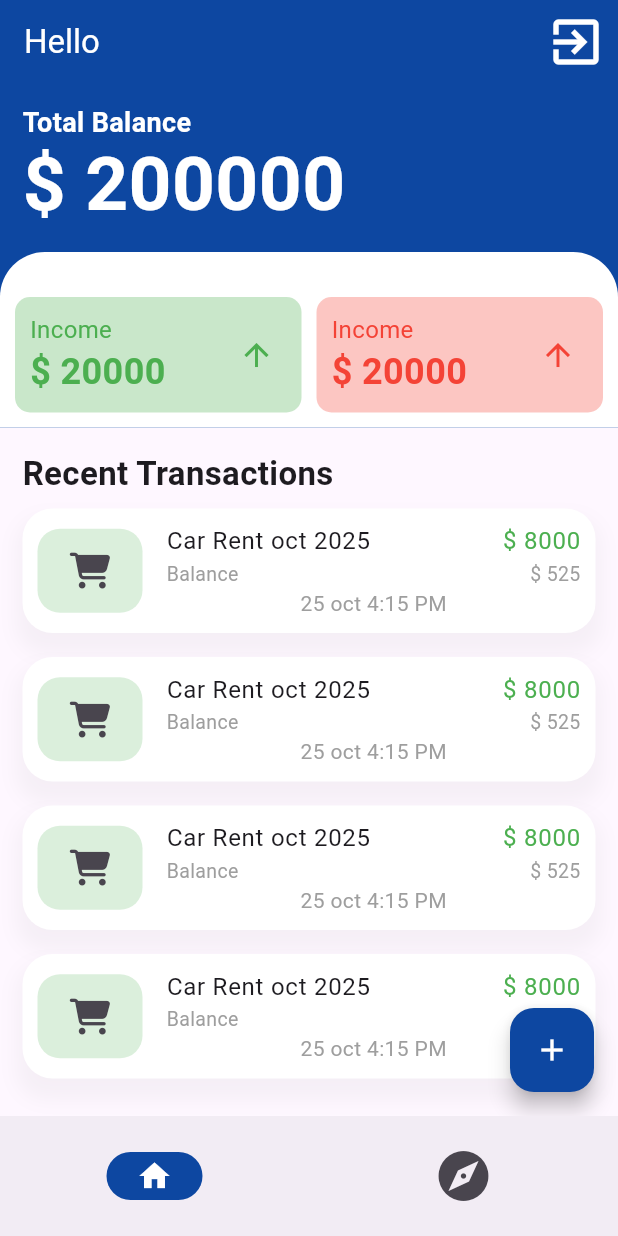
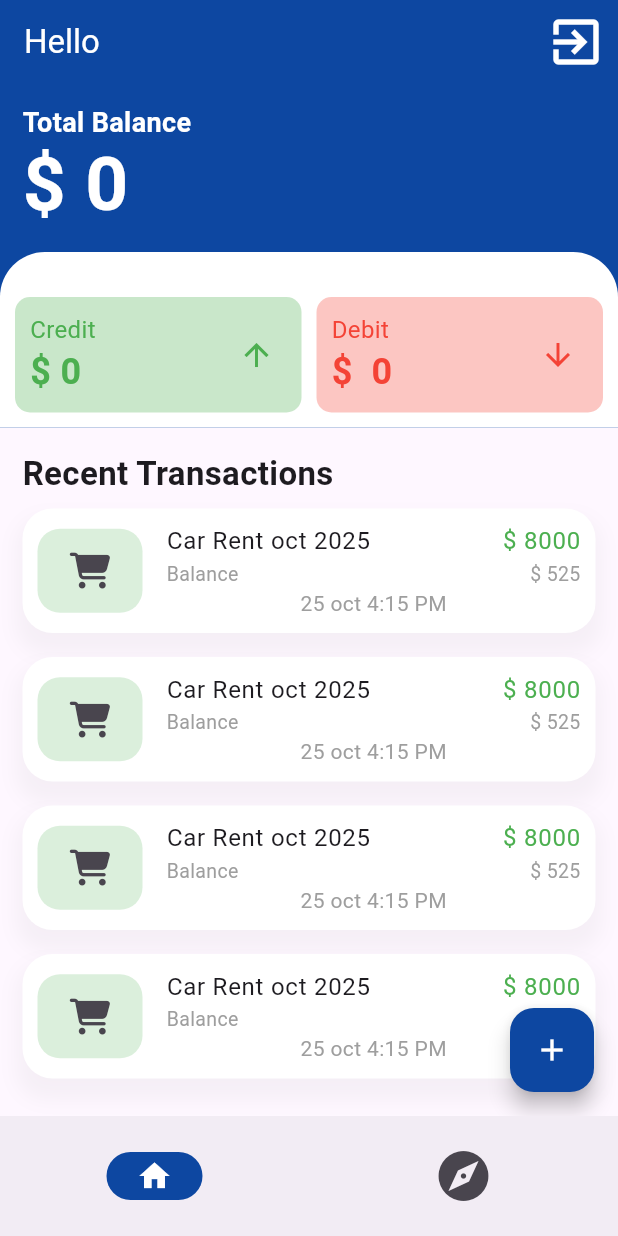
Before and after one commit to Hieuab1308/tai_chinh_ca_nhan, a Flutter app: the screen it shows once a user with an empty profile is signed in, on a phone screen of 412 x 824 dp. Run offline on Flutter 3.47's test engine with Material 3 defaults, Android fonts, the phone set to English and light mode, and no system bars; our stand-ins replace cloud_firestore, firebase_auth, firebase_core, font_awesome_flutter; accounts and stored records are empty; network calls fail.

Commit message:
update
Signed-off-by: Hieuab1308 <22010104@st.phenikaa-uni.edu.vn>

```diff
--- a/lib/screens/home_screens.dart
+++ b/lib/screens/home_screens.dart
@@ -1,6 +1,8 @@
+import 'package:cloud_firestore/cloud_firestore.dart';
 import 'package:firebase_auth/firebase_auth.dart';
 import 'package:flutter/material.dart';
 import 'package:thu_chi_ca_nhan/screens/login_screens.dart';
+import 'package:thu_chi_ca_nhan/widgets/add_transacetion_form.dart';
 import 'package:thu_chi_ca_nhan/widgets/transactions_cards.dart';
 
 import '../widgets/hero_card.dart';
@@ -27,11 +29,12 @@ class _HomeScreensState extends State<HomeScreens> {
       isLogoutLoader = false;
     });
   }
+  final userId = FirebaseAuth.instance.currentUser!.uid;
 
 _dialoBuilder(BuildContext context){
     return showDialog(context: context, builder: (context){
       return AlertDialog(
-        content: Text("data"),
+        content: AddTransacetionForm(),
       );
     });
 }
@@ -68,7 +71,7 @@ _dialoBuilder(BuildContext context){
       ),
       body: Column(
         children: [
-          HeroCard(),
+          HeroCard(userId: userId),
           TransactionsCard(),
         ],
       ),
--- a/lib/screens/sign_up.dart
+++ b/lib/screens/sign_up.dart
@@ -30,6 +30,9 @@ class _SignUpViewState extends State<SignUpView> {
         "email": _emailController.text,
         "phone": _phoneNumberController.text,
         "password": _passwordController.text,
+        'remainingAmount': 0,
+        'totalCredit': 0,
+        'totalDebit': 0,
       };
       await authservice.createUser(data, context);
 
--- a/lib/services/auth_service.dart
+++ b/lib/services/auth_service.dart
@@ -1,15 +1,17 @@
 import 'package:firebase_auth/firebase_auth.dart';
 import 'package:flutter/material.dart';
 import 'package:thu_chi_ca_nhan/screens/dashboard.dart';
+import 'package:thu_chi_ca_nhan/services/db.dart';
 
 class AuthService{
-
+  var db = Db();
   createUser(data, context) async {
     try {
       await FirebaseAuth.instance.createUserWithEmailAndPassword(
         email: data['email'],
         password: data['password'],
       );
+      await db.addUser(data, context);
       Navigator.of(context).pushReplacement(
         MaterialPageRoute(builder: ((context) => Dashboard())),
       );
--- a/lib/widgets/hero_card.dart
+++ b/lib/widgets/hero_card.dart
@@ -1,10 +1,41 @@
+import 'package:cloud_firestore/cloud_firestore.dart';
 import 'package:flutter/material.dart';
+import 'package:cloud_firestore/cloud_firestore.dart';
+class HeroCard extends StatelessWidget {
+  HeroCard({
+    super.key, required this.userId,
+  });
+  final String userId;
 
-class HeroCard extends StatelessWidget {
-  const HeroCard({
+  @override
+  Widget build(BuildContext context) {
+    final Stream<DocumentSnapshot> _usersStream =
+    FirebaseFirestore.instance.collection('users').doc(userId).snapshots();
+    return StreamBuilder<DocumentSnapshot>(
+      stream: _usersStream,
+      builder: (BuildContext context, AsyncSnapshot<DocumentSnapshot> snapshot) {
+        if (snapshot.hasError) {
+          return Text('Something went wrong');
+        }
+        if(!snapshot.hasData || !snapshot.data!.exists){
+          return const Text("Document does not exits");
+        }
+        if (snapshot.connectionState == ConnectionState.waiting) {
+          return Text("Loading");
+        }
+        var data = snapshot.data!.data() as Map<String, dynamic>;
+        return Cards(data:data);
+      },
+    );
+  }
+}
+
+class Cards extends StatelessWidget {
+  const Cards({
     super.key,
+    required this.data,
   });
-
+final Map data;
   @override
   Widget build(BuildContext context) {
     return Container(
@@ -26,7 +57,7 @@ class HeroCard extends StatelessWidget {
                       fontWeight: FontWeight.w600),
                 ),
                 Text(
-                  "\$ 200000",
+                  "\$ ${data['remainingAmount']}",
                   style: TextStyle(
                       fontSize: 50,
                       color: Colors.white,
@@ -47,13 +78,13 @@ class HeroCard extends StatelessWidget {
             child: Row(
               children: [
                 CardOne(
-                  color: Colors.green,
+                  color: Colors.green, heading: 'Credit', amount: "${data['totalCredit']}",
                 ),
                 SizedBox(
                   width: 10,
                 ),
                 CardOne(
-                  color: Colors.red,
+                  color: Colors.red, heading: 'Debit', amount: " ${data['totalDebit']}",
                 )
               ],
             ),
@@ -67,11 +98,12 @@ class HeroCard extends StatelessWidget {
 class CardOne extends StatelessWidget {
   const CardOne({
     super.key,
-    required this.color,
+    required this.color, required this.heading, required this.amount,
   });
 
   final Color color;
-
+  final String heading;
+  final String amount;
   @override
   Widget build(BuildContext context) {
     return Expanded(
@@ -87,11 +119,11 @@ class CardOne extends StatelessWidget {
                 crossAxisAlignment: CrossAxisAlignment.start,
                 children: [
                   Text(
-                    "Income",
+                    heading,
                     style: TextStyle(color: color, fontSize: 16),
                   ),
                   Text(
-                      "\$ 20000",
+                      "\$ ${amount}",
                       style: TextStyle(color: color, fontSize: 24,fontWeight: FontWeight.w600)
                   )
                 ],
@@ -99,7 +131,10 @@ class CardOne extends StatelessWidget {
               Spacer(),
               Padding(
                 padding: const EdgeInsets.all(8.0),
-                child: Icon(Icons.arrow_upward,color: color,),
+                child: Icon(
+                  heading == "Credit"?
+                  Icons.arrow_upward_outlined: Icons.arrow_downward_outlined,
+                  color: color,),
               )
             ],
           ),
--- a/pubspec.yaml
+++ b/pubspec.yaml
@@ -34,6 +34,8 @@ dependencies:
   firebase_auth: ^5.5.0
   cloud_firestore: ^5.6.4
   font_awesome_flutter: ^10.8.0
+  uuid: ^4.5.1
+  intl: ^0.20.2
 
   # The following adds the Cupertino Icons font to your application.
   # Use with the CupertinoIcons class for iOS style icons.
```
Also changed, not shown: lib/services/db.dart (added, +23 -0 lines), lib/utils/appvaildator.dart (+7 -0 lines), lib/widgets/add_transacetion_form.dart (added, +154 -0 lines), lib/widgets/category_dropdown.dart (added, +35 -0 lines), pubspec.lock, 1 other file.
